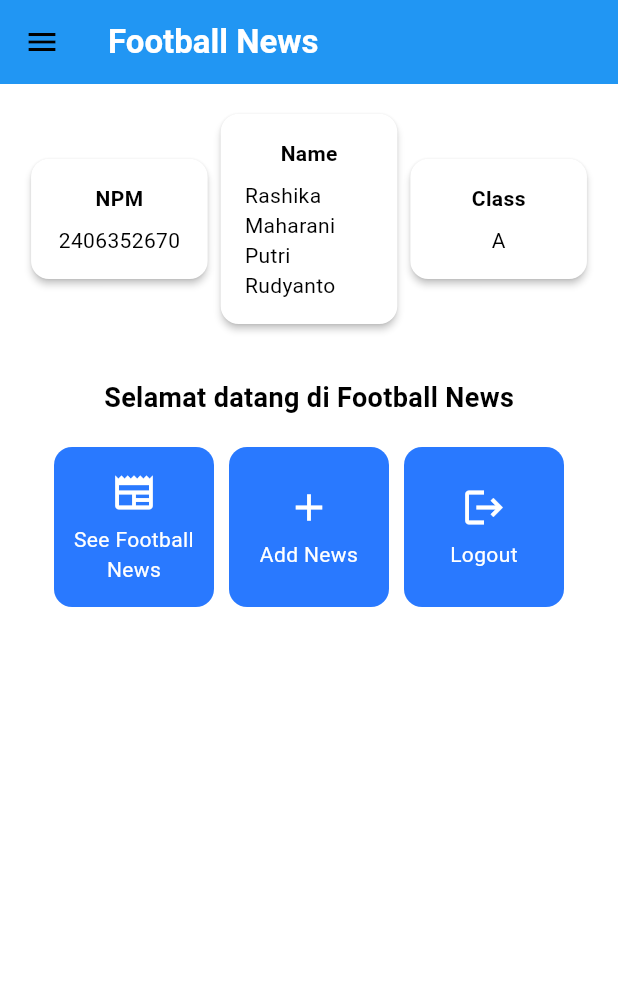
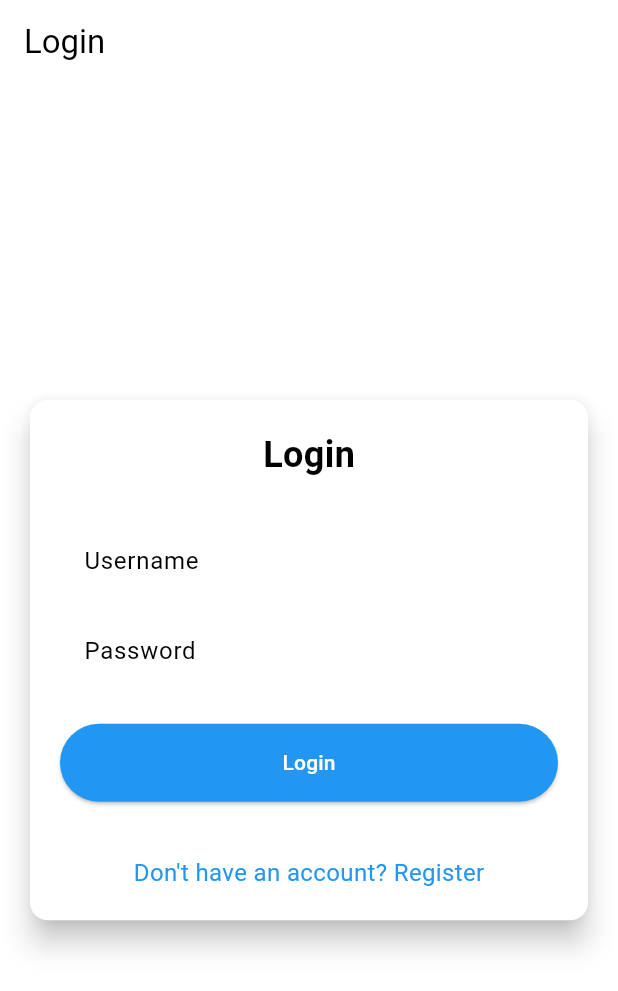
Before and after one commit to chazelnut/football-news-mobile, a Flutter app: the screen it shows after launch, on a phone screen of 412 x 824 dp. Shown: the top 991 px of the screen. Run offline on Flutter 3.47's test engine with Material 3 defaults, Android fonts, the phone set to English and light mode, and no system bars; missing offline and left inert: pbp_django_auth.

Commit message:
tutor 8 aman

```diff
--- a/lib/main.dart
+++ b/lib/main.dart
@@ -1,5 +1,8 @@
+import 'package:flutter/material.dart';
+import 'package:football_news/screens/login.dart';
 import 'package:football_news/screens/menu.dart';
-import 'package:flutter/material.dart';
+import 'package:pbp_django_auth/pbp_django_auth.dart';
+import 'package:provider/provider.dart';
 
 void main() {
   runApp(const MyApp());
@@ -11,8 +14,13 @@ class MyApp extends StatelessWidget {
   // This widget is the root of your application.
   @override
   Widget build(BuildContext context) {
-    return MaterialApp(
-      title: 'Flutter Demo',
+    return Provider(
+      create: (_) {
+        CookieRequest request = CookieRequest();
+        return request;
+      },
+      child: MaterialApp(
+        title: 'Football News',
         theme: ThemeData(
           // This is the theme of your application.
           //
@@ -29,9 +37,11 @@ class MyApp extends StatelessWidget {
           //
           // This works for code too, not just values: Most code changes can be
           // tested with just a hot reload.
-         colorScheme: ColorScheme.fromSwatch(primarySwatch: Colors.blue).copyWith(secondary: Colors.blueAccent[400]),
+            colorScheme: ColorScheme.fromSwatch(primarySwatch: Colors.blue)
+          .copyWith(secondary: Colors.blueAccent[400]),
         ),
-      home: MyHomePage(),
+        home: const LoginPage(),
+      ),
     );
   }
 }
--- /dev/null
+++ b/lib/screens/login.dart
@@ -0,0 +1,181 @@
+import 'package:football_news/screens/menu.dart';
+import 'package:flutter/material.dart';
+import 'package:pbp_django_auth/pbp_django_auth.dart';
+import 'package:provider/provider.dart';
+import 'package:football_news/screens/register.dart';
+
+void main() {
+  runApp(const LoginApp());
+}
+
+class LoginApp extends StatelessWidget {
+  const LoginApp({super.key});
+
+  @override
+  Widget build(BuildContext context) {
+    return MaterialApp(
+      title: 'Login',
+      theme: ThemeData(
+        useMaterial3: true,
+        colorScheme: ColorScheme.fromSwatch(primarySwatch: Colors.blue)
+          .copyWith(secondary: Colors.blueAccent[400]),
+      ),
+      home: const LoginPage(),
+    );
+  }
+}
+
+class LoginPage extends StatefulWidget {
+  const LoginPage({super.key});
+
+  @override
+  State<LoginPage> createState() => _LoginPageState();
+}
+
+class _LoginPageState extends State<LoginPage> {
+  final TextEditingController _usernameController = TextEditingController();
+  final TextEditingController _passwordController = TextEditingController();
+
+  @override
+  Widget build(BuildContext context) {
+    final request = context.watch<CookieRequest>();
+
+    return Scaffold(
+        appBar: AppBar(
+            title: const Text('Login'),
+        ),
+        body: Center(
+            child: SingleChildScrollView(
+              padding: const EdgeInsets.all(16.0),
+              child: Card(
+                elevation: 8,
+                shape: RoundedRectangleBorder(
+                  borderRadius: BorderRadius.circular(12.0),
+                ),
+            child: Padding(
+              padding: const EdgeInsets.all(20.0),
+              child: Column(
+                mainAxisSize: MainAxisSize.min,
+                children: [
+                  const Text(
+                    'Login',
+                    style: TextStyle(
+                      fontSize: 24.0,
+                      fontWeight: FontWeight.bold,
+                    ),
+                  ),
+                  const SizedBox(height: 30.0),
+                  TextField(
+                    controller: _usernameController,
+                    decoration: const InputDecoration(
+                      labelText: 'Username',
+                      hintText: 'Enter your username',
+                      border: OutlineInputBorder(
+                        borderRadius: BorderRadius.all(Radius.circular(12.0)),
+                      ),
+                      contentPadding:
+                          EdgeInsets.symmetric(horizontal: 12.0, vertical: 8.0),
+                    ),
+                  ),
+                  const SizedBox(height: 12.0),
+                  TextField(
+                    controller: _passwordController,
+                    decoration: const InputDecoration(
+                      labelText: 'Password',
+                      hintText: 'Enter your password',
+                      border: OutlineInputBorder(
+                        borderRadius: BorderRadius.all(Radius.circular(12.0)),
+                      ),
+                      contentPadding:
+                          EdgeInsets.symmetric(horizontal: 12.0, vertical: 8.0),
+                    ),
+                    obscureText: true,
+                  ),
+                  const SizedBox(height: 24.0),
+                  ElevatedButton(
+                    onPressed: () async {
+                      String username = _usernameController.text;
+                      String password = _passwordController.text;
+
+                      // Check credentials
+                      // TODO: Change the URL and don't forget to add trailing slash (/) at the end of URL!
+                      // To connect Android emulator with Django on localhost, use URL http://10.0.2.2/
+                      // If you using chrome,  use URL http://localhost:8000
+                      final response = await request
+                          .login("http://localhost:8000/auth/login/", {
+                        'username': username,
+                        'password': password,
+                      });
+
+                      if (request.loggedIn) {
+                        String message = response['message'];
+                        String uname = response['username'];
+                        if (context.mounted) {
+                          Navigator.pushReplacement(
+                            context,
+                            MaterialPageRoute(
+                                builder: (context) => MyHomePage()),
+                          );
+                          ScaffoldMessenger.of(context)
+                            ..hideCurrentSnackBar()
+                            ..showSnackBar(
+                              SnackBar(
+                                  content:
+                                      Text("$message Welcome, $uname.")),
+                            );
+                        }
+                      } else {
+                        if (context.mounted) {
+                          showDialog(
+                            context: context,
+                            builder: (context) => AlertDialog(
+                              title: const Text('Login Failed'),
+                              content: Text(response['message']),
+                              actions: [
+                                TextButton(
+                                  child: const Text('OK'),
+                                  onPressed: () {
+                                    Navigator.pop(context);
+                                  },
+                                ),
+                              ],
+                            ),
+                          );
+                        }
+                      }
+                    },
+                    style: ElevatedButton.styleFrom(
+                      foregroundColor: Colors.white,
+                      minimumSize: Size(double.infinity, 50),
+                      backgroundColor: Theme.of(context).colorScheme.primary,
+                      padding: const EdgeInsets.symmetric(vertical: 16.0),
+                    ),
+                    child: const Text('Login'),
+                  ),
+                  const SizedBox(height: 36.0),
+                  GestureDetector(
+                    onTap: () {
+                      Navigator.push(
+                        context,
+                        MaterialPageRoute(
+                          builder: (context) => const RegisterPage(),
+                        ),
+                      );
+                    },
+                    child: Text(
+                      'Don\'t have an account? Register',
+                      style: TextStyle(
+                        color: Theme.of(context).colorScheme.primary,
+                        fontSize: 16.0,
+                      ),
+                    ),
+                  ),
+                ],
+              ),
+            ),
+          ),
+        ),
+      ),
+    );
+  }
+}
--- a/pubspec.yaml
+++ b/pubspec.yaml
@@ -34,6 +34,9 @@ dependencies:
   # The following adds the Cupertino Icons font to your application.
   # Use with the CupertinoIcons class for iOS style icons.
   cupertino_icons: ^1.0.8
+  provider: ^6.1.5+1
+  pbp_django_auth: ^0.4.0
+  http: ^1.6.0
 
 dev_dependencies:
   flutter_test:
```
Also changed, not shown: lib/models/news_entry.dart (added, +57 -0 lines), lib/screens/register.dart (added, +166 -0 lines), lib/widgets/news_entry_card.dart (added, +90 -0 lines), pubspec.lock, 2 other files. Lines whose indentation alone changed are shown as unchanged.
